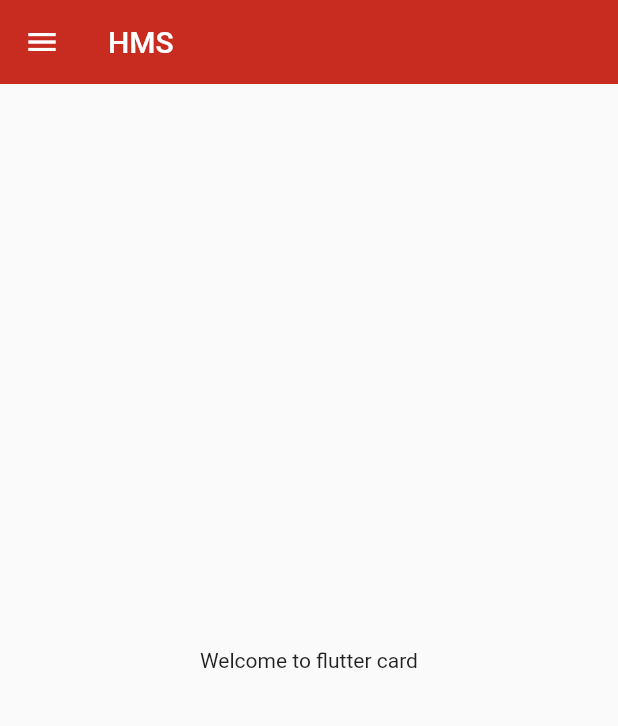
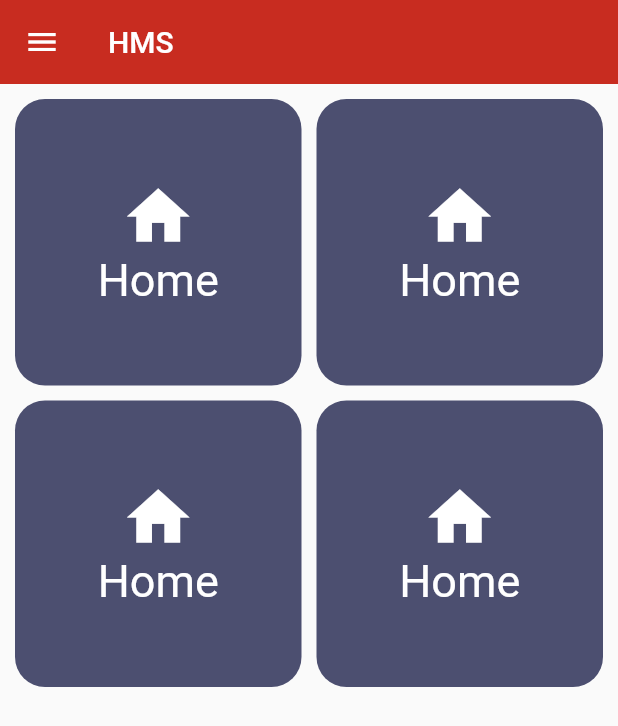
Before and after one commit to marooti/login_Page, a Flutter app: the HomePage screen opened by its route, on a phone screen of 412 x 824 dp. Shown: the top 726 px of the screen. Run offline on Flutter 3.47's test engine with Material 2 defaults, Android fonts, the phone set to English and light mode, and no system bars.

Commit message:
GridView

```diff
--- a/lib/pages/home_page.dart
+++ b/lib/pages/home_page.dart
@@ -1,8 +1,6 @@
 import 'dart:ui';
-
 import 'package:flutter/material.dart';
 import 'package:flutter_ui/widgets/drawer.dart';
-
 class HomePage extends StatelessWidget {
   const HomePage({Key? key}) : super(key: key);
 
@@ -21,15 +19,70 @@ class HomePage extends StatelessWidget {
           ),
           )
       ),
+
+
       body: Center(
         child: Container(
-          child: Text("Welcome to flutter card"),
+
+          child: GridView(
+            padding: const EdgeInsets.all(10),
+            children: [
+              Container(decoration: BoxDecoration(
+                borderRadius:BorderRadius.circular(20),color:Color.fromARGB(255, 76, 79, 112),
+              ),
+              child: Column(
+                mainAxisAlignment: MainAxisAlignment.center,
+                children: [
+
+                  Icon(Icons.home, size: 50, color: Colors.white,),
+                  Text("Home",style: TextStyle(color: Colors.white,fontSize: 30),)
+                ],
+              ),
+              ),
+               Container(decoration: BoxDecoration(
+                borderRadius:BorderRadius.circular(20),color:Color.fromARGB(255, 76, 79, 112),
+              ),
+              child: Column(
+                mainAxisAlignment: MainAxisAlignment.center,
+                children: [
+
+                  Icon(Icons.home, size: 50, color: Colors.white,),
+                  Text("Home",style: TextStyle(color: Colors.white,fontSize: 30),)
+                ],
+              ),
+              ),
+               Container(decoration: BoxDecoration(
+                borderRadius:BorderRadius.circular(20),color:Color.fromARGB(255, 76, 79, 112),
+              ),
+              child: Column(
+                mainAxisAlignment: MainAxisAlignment.center,
+                children: [
+
+                  Icon(Icons.home, size: 50, color: Colors.white,),
+                  Text("Home",style: TextStyle(color: Colors.white,fontSize: 30),)
+                ],
+              ),
+              ),
+               Container(decoration: BoxDecoration(
+                borderRadius:BorderRadius.circular(20),color:Color.fromARGB(255, 76, 79, 112),
+              ),
+              child: Column(
+                mainAxisAlignment: MainAxisAlignment.center,
+                children: [
+
+                  Icon(Icons.home, size: 50, color: Colors.white,),
+                  Text("Home",style: TextStyle(color: Colors.white,fontSize: 30),)
+                ],
+              ),
+              ),
+            ],
+            gridDelegate: SliverGridDelegateWithFixedCrossAxisCount(crossAxisCount: 2,mainAxisSpacing: 10,crossAxisSpacing: 10),
+
+          )
 
         ),
       ),
-      drawer: MyDrawer(
-
-      ),
+      drawer: MyDrawer(),
     );
   }
 }
```
